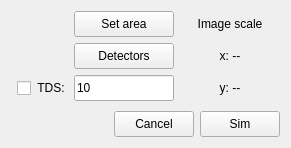
Before: the Qt Designer form src/gui/frames/stemframe.ui in JJPPeters/clTEM, drawn with Qt 5.
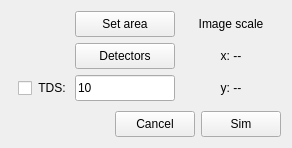
After: the same form once the commit is applied.

```diff
--- a/src/gui/frames/stemframe.ui
+++ b/src/gui/frames/stemframe.ui
@@ -6,7 +6,7 @@
    <rect>
     <x>0</x>
     <y>0</y>
-    <width>291</width>
+    <width>292</width>
     <height>148</height>
    </rect>
   </property>
```
Left out of the diff: 8 changed lines with no effect on the pictures.
